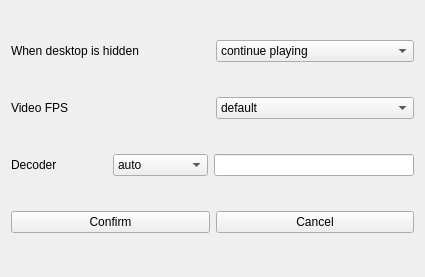
dependon/fantascene-dynamic-wallpaper, file src/moresetting.ui: the form before one commit.
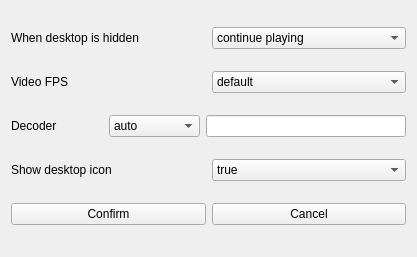
The form after the commit.

```diff
--- a/src/moresetting.ui
+++ b/src/moresetting.ui
@@ -6,15 +6,15 @@
    <rect>
     <x>0</x>
     <y>0</y>
-    <width>425</width>
-    <height>277</height>
+    <width>417</width>
+    <height>257</height>
    </rect>
   </property>
   <property name="windowTitle">
    <string>Form</string>
   </property>
-  <layout class="QGridLayout" name="gridLayout">
-   <item row="0" column="0">
+  <layout class="QVBoxLayout" name="verticalLayout">
+   <item>
     <layout class="QHBoxLayout" name="horizontalLayout">
      <item>
       <widget class="QLabel" name="label">
@@ -39,7 +39,7 @@
      </item>
     </layout>
    </item>
-   <item row="1" column="0">
+   <item>
     <layout class="QHBoxLayout" name="horizontalLayout_2">
      <item>
       <widget class="QLabel" name="label_2">
@@ -94,7 +94,7 @@
      </item>
     </layout>
    </item>
-   <item row="2" column="0">
+   <item>
     <layout class="QHBoxLayout" name="horizontalLayout_4">
      <item>
       <widget class="QLabel" name="label_3">
@@ -149,7 +149,32 @@
      </item>
     </layout>
    </item>
-   <item row="3" column="0">
+   <item>
+    <layout class="QHBoxLayout" name="horizontalLayout_5">
+     <item>
+      <widget class="QLabel" name="label_4">
+       <property name="text">
+        <string>Show desktop icon</string>
+       </property>
+      </widget>
+     </item>
+     <item>
+      <widget class="QComboBox" name="desktopShowCombox">
+       <item>
+        <property name="text">
+         <string>true</string>
+        </property>
+       </item>
+       <item>
+        <property name="text">
+         <string>false</string>
+        </property>
+       </item>
+      </widget>
+     </item>
+    </layout>
+   </item>
+   <item>
     <layout class="QHBoxLayout" name="horizontalLayout_3">
      <item>
       <widget class="QPushButton" name="okBtn">
```
